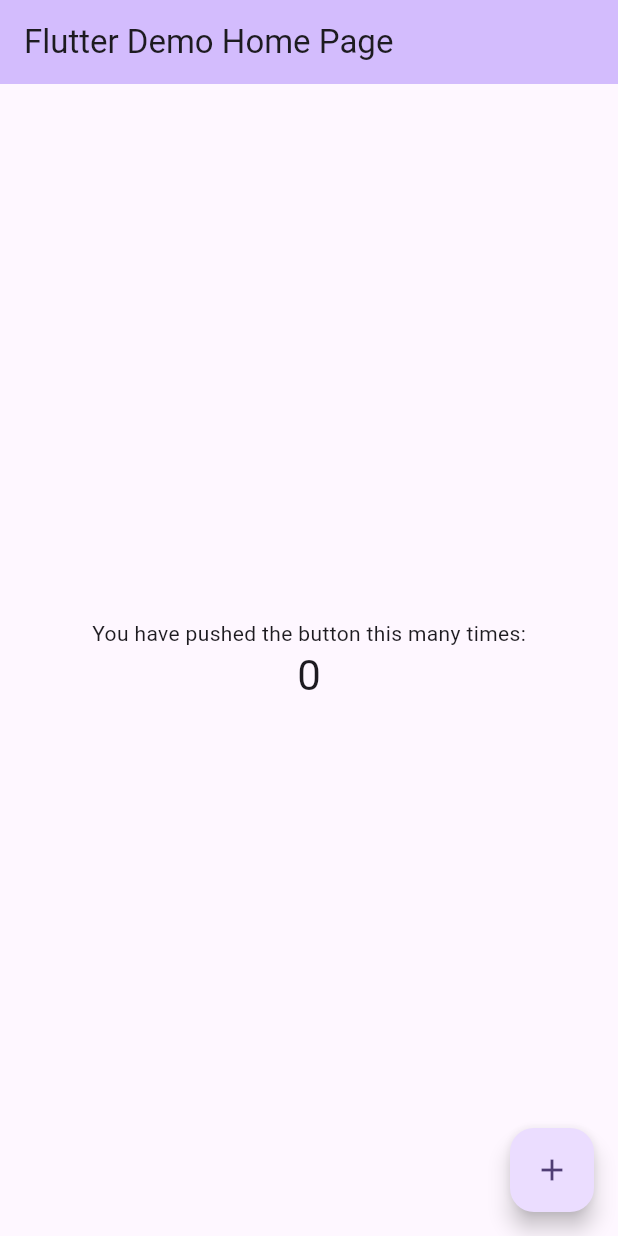
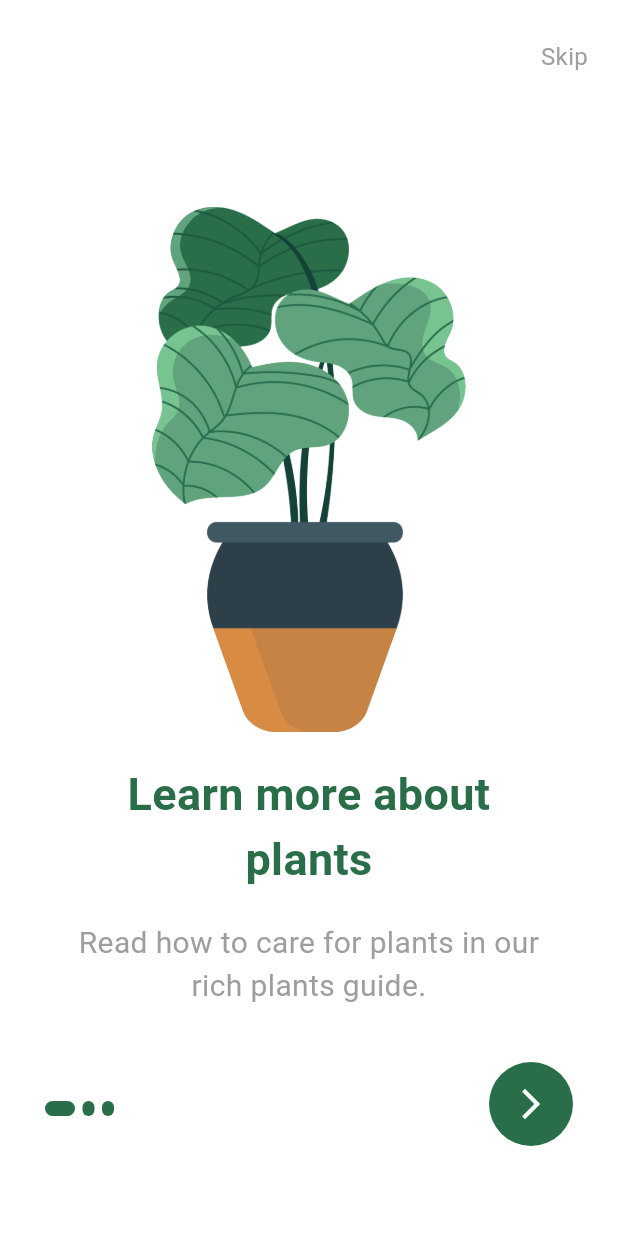
Before and after one commit to NDZwei/plant, a Flutter app: the screen it shows after launch, on a phone screen of 412 x 824 dp. Run offline on Flutter 3.47's test engine with Material 3 defaults, Android fonts, the phone set to English and light mode, and no system bars.

Commit message:
onboarding screen

```diff
--- a/client-app/plant_app/lib/main.dart
+++ b/client-app/plant_app/lib/main.dart
@@ -1,125 +1,19 @@
 import 'package:flutter/material.dart';
+import 'package:plant_app/screen/onboarding.dart';
 
 void main() {
-  runApp(const MyApp());
+  runApp(MyApp());
 }
 
 class MyApp extends StatelessWidget {
   const MyApp({super.key});
 
-  // This widget is the root of your application.
   @override
   Widget build(BuildContext context) {
-    return MaterialApp(
-      title: 'Flutter Demo',
-      theme: ThemeData(
-        // This is the theme of your application.
-        //
-        // TRY THIS: Try running your application with "flutter run". You'll see
-        // the application has a purple toolbar. Then, without quitting the app,
-        // try changing the seedColor in the colorScheme below to Colors.green
-        // and then invoke "hot reload" (save your changes or press the "hot
-        // reload" button in a Flutter-supported IDE, or press "r" if you used
-        // the command line to start the app).
-        //
-        // Notice that the counter didn't reset back to zero; the application
-        // state is not lost during the reload. To reset the state, use hot
-        // restart instead.
-        //
-        // This works for code too, not just values: Most code changes can be
-        // tested with just a hot reload.
-        colorScheme: ColorScheme.fromSeed(seedColor: Colors.deepPurple),
-        useMaterial3: true,
-      ),
-      home: const MyHomePage(title: 'Flutter Demo Home Page'),
+    return const MaterialApp(
+      title: 'On boarding screen',
+      home: OnBoarding(),
+      debugShowCheckedModeBanner: false,
     );
   }
 }
-
-class MyHomePage extends StatefulWidget {
-  const MyHomePage({super.key, required this.title});
-
-  // This widget is the home page of your application. It is stateful, meaning
-  // that it has a State object (defined below) that contains fields that affect
-  // how it looks.
-
-  // This class is the configuration for the state. It holds the values (in this
-  // case the title) provided by the parent (in this case the App widget) and
-  // used by the build method of the State. Fields in a Widget subclass are
-  // always marked "final".
-
-  final String title;
-
-  @override
-  State<MyHomePage> createState() => _MyHomePageState();
-}
-
-class _MyHomePageState extends State<MyHomePage> {
-  int _counter = 0;
-
-  void _incrementCounter() {
-    setState(() {
-      // This call to setState tells the Flutter framework that something has
-      // changed in this State, which causes it to rerun the build method below
-      // so that the display can reflect the updated values. If we changed
-      // _counter without calling setState(), then the build method would not be
-      // called again, and so nothing would appear to happen.
-      _counter++;
-    });
-  }
-
-  @override
-  Widget build(BuildContext context) {
-    // This method is rerun every time setState is called, for instance as done
-    // by the _incrementCounter method above.
-    //
-    // The Flutter framework has been optimized to make rerunning build methods
-    // fast, so that you can just rebuild anything that needs updating rather
-    // than having to individually change instances of widgets.
-    return Scaffold(
-      appBar: AppBar(
-        // TRY THIS: Try changing the color here to a specific color (to
-        // Colors.amber, perhaps?) and trigger a hot reload to see the AppBar
-        // change color while the other colors stay the same.
-        backgroundColor: Theme.of(context).colorScheme.inversePrimary,
-        // Here we take the value from the MyHomePage object that was created by
-        // the App.build method, and use it to set our appbar title.
-        title: Text(widget.title),
-      ),
-      body: Center(
-        // Center is a layout widget. It takes a single child and positions it
-        // in the middle of the parent.
-        child: Column(
-          // Column is also a layout widget. It takes a list of children and
-          // arranges them vertically. By default, it sizes itself to fit its
-          // children horizontally, and tries to be as tall as its parent.
-          //
-          // Column has various properties to control how it sizes itself and
-          // how it positions its children. Here we use mainAxisAlignment to
-          // center the children vertically; the main axis here is the vertical
-          // axis because Columns are vertical (the cross axis would be
-          // horizontal).
-          //
-          // TRY THIS: Invoke "debug painting" (choose the "Toggle Debug Paint"
-          // action in the IDE, or press "p" in the console), to see the
-          // wireframe for each widget.
-          mainAxisAlignment: MainAxisAlignment.center,
-          children: <Widget>[
-            const Text(
-              'You have pushed the button this many times:',
-            ),
-            Text(
-              '$_counter',
-              style: Theme.of(context).textTheme.headlineMedium,
-            ),
-          ],
-        ),
-      ),
-      floatingActionButton: FloatingActionButton(
-        onPressed: _incrementCounter,
-        tooltip: 'Increment',
-        child: const Icon(Icons.add),
-      ), // This trailing comma makes auto-formatting nicer for build methods.
-    );
-  }
-}
--- /dev/null
+++ b/client-app/plant_app/lib/screen/login.dart
@@ -0,0 +1,16 @@
+import 'package:flutter/material.dart';
+import 'package:plant_app/constants.dart';
+
+class Login extends StatelessWidget {
+  const Login({super.key});
+
+  @override
+  Widget build(BuildContext context) {
+    return Scaffold(
+      appBar: AppBar(
+        title: const Text('Login page'),
+        backgroundColor: Constants.primaryColor,
+      ),
+    );
+  }
+}
--- /dev/null
+++ b/client-app/plant_app/lib/screen/onboarding.dart
@@ -0,0 +1,188 @@
+import 'package:flutter/material.dart';
+
+import '../constants.dart';
+import 'login.dart';
+
+class OnBoarding extends StatefulWidget {
+  const OnBoarding({super.key});
+
+  @override
+  State<OnBoarding> createState() => _OnBoardingState();
+}
+
+class _OnBoardingState extends State<OnBoarding> {
+  final PageController _pageController = PageController(initialPage: 0);
+  int _currentPage = 0;
+
+  @override
+  Widget build(BuildContext context) {
+    return Scaffold(
+      backgroundColor: Colors.white,
+      appBar: AppBar(
+        elevation: 0.0,
+        backgroundColor: Colors.white,
+        actions: [
+          Padding(
+            padding: const EdgeInsets.only(right: 20, top: 20),
+            child: InkWell(
+              onTap: () {
+                Navigator.pushReplacement(context, MaterialPageRoute(builder: (_) => const Login()));
+              },
+              child: const Text(
+                'Skip',
+                style: TextStyle(
+                    color: Colors.grey,
+                    fontSize: 16,
+                    fontWeight: FontWeight.w400),
+              ),
+            ),
+          )
+        ],
+      ),
+      body: Stack(
+        alignment: Alignment.bottomCenter,
+        children: [
+          PageView(
+            onPageChanged: (int page) {
+              setState(() {
+                _currentPage = page;
+              });
+            },
+            controller: _pageController,
+            children: [
+              _buildPage(
+                  image: 'assets/images/plant-one.png',
+                  title: Constants.titleOne,
+                  description: Constants.descriptionOne),
+              _buildPage(
+                  image: 'assets/images/plant-two.png',
+                  title: Constants.titleTwo,
+                  description: Constants.descriptionTwo),
+              _buildPage(
+                  image: 'assets/images/plant-three.png',
+                  title: Constants.titleThree,
+                  description: Constants.descriptionThree),
+            ],
+          ),
+          Positioned(
+            bottom: 80,
+            left: 30,
+            child: Row(
+              children: _buildListIndicator(),
+            ),
+          ),
+          Positioned(
+            bottom: 60,
+            right: 30,
+            child: Container(
+              child: IconButton(
+                onPressed: () {
+                  setState(() {
+                    if (_currentPage < 2) {
+                      _currentPage++;
+                      if (_currentPage < 3) {
+                        _pageController.nextPage(
+                            duration: const Duration(microseconds: 300),
+                            curve: Curves.easeIn);
+                      }
+                    } else {
+                      Navigator.pushReplacement(context, MaterialPageRoute(builder: (_) => const Login()));
+                    }
+                  });
+                },
+                icon: const Icon(
+                  Icons.arrow_forward_ios,
+                  size: 24,
+                  color: Colors.white,
+                ),
+              ),
+              padding: const EdgeInsets.all(4),
+              decoration: BoxDecoration(
+                shape: BoxShape.circle,
+                color: Constants.primaryColor,
+              ),
+            ),
+          )
+        ],
+      ),
+    );
+  }
+
+  // Create indicator
+  Widget _buildIndicator(bool isActive) {
+    return AnimatedContainer(
+      duration: const Duration(microseconds: 300),
+      height: 10,
+      width: isActive ? 20 : 8,
+      margin: const EdgeInsets.only(right: 5.0),
+      decoration: BoxDecoration(
+          color: Constants.primaryColor,
+          borderRadius: BorderRadius.circular(5)),
+    );
+  }
+
+  // Create list
+  List<Widget> _buildListIndicator() {
+    List<Widget> indicators = [];
+    for (int i = 0; i < 3; i++) {
+      if (_currentPage == i) {
+        indicators.add(_buildIndicator(true));
+      } else {
+        indicators.add(_buildIndicator(false));
+      }
+    }
+    return indicators;
+  }
+}
+
+class _buildPage extends StatelessWidget {
+  final String image;
+  final String title;
+  final String description;
+
+  const _buildPage({
+    super.key,
+    required this.image,
+    required this.title,
+    required this.description,
+  });
+
+  @override
+  Widget build(BuildContext context) {
+    return Container(
+      padding: const EdgeInsets.only(left: 50, right: 50, bottom: 50),
+      child: Column(
+        mainAxisAlignment: MainAxisAlignment.center,
+        children: [
+          SizedBox(
+            height: 350,
+            child: Image.asset(image),
+          ),
+          const SizedBox(
+            height: 20,
+          ),
+          Text(
+            title,
+            textAlign: TextAlign.center,
+            style: TextStyle(
+                color: Constants.primaryColor,
+                fontSize: 30,
+                fontWeight: FontWeight.bold),
+          ),
+          const SizedBox(
+            height: 20,
+          ),
+          Text(
+            description,
+            textAlign: TextAlign.center,
+            style: const TextStyle(
+                fontSize: 20, fontWeight: FontWeight.w400, color: Colors.grey),
+          ),
+          const SizedBox(
+            height: 20,
+          ),
+        ],
+      ),
+    );
+  }
+}
```
